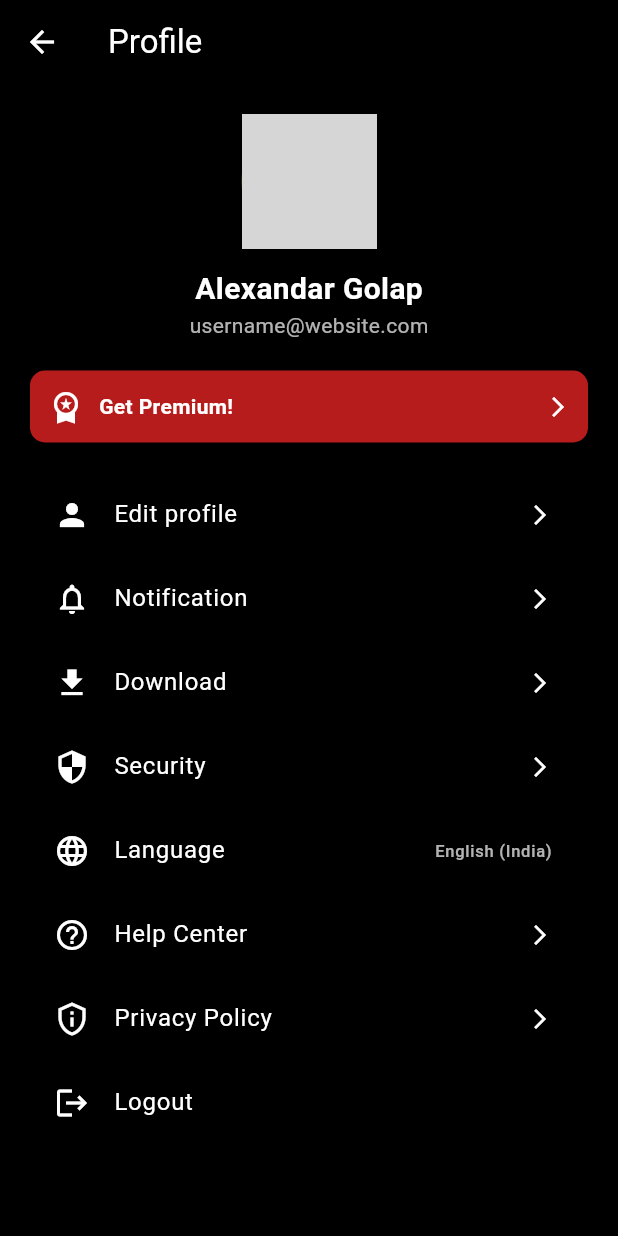
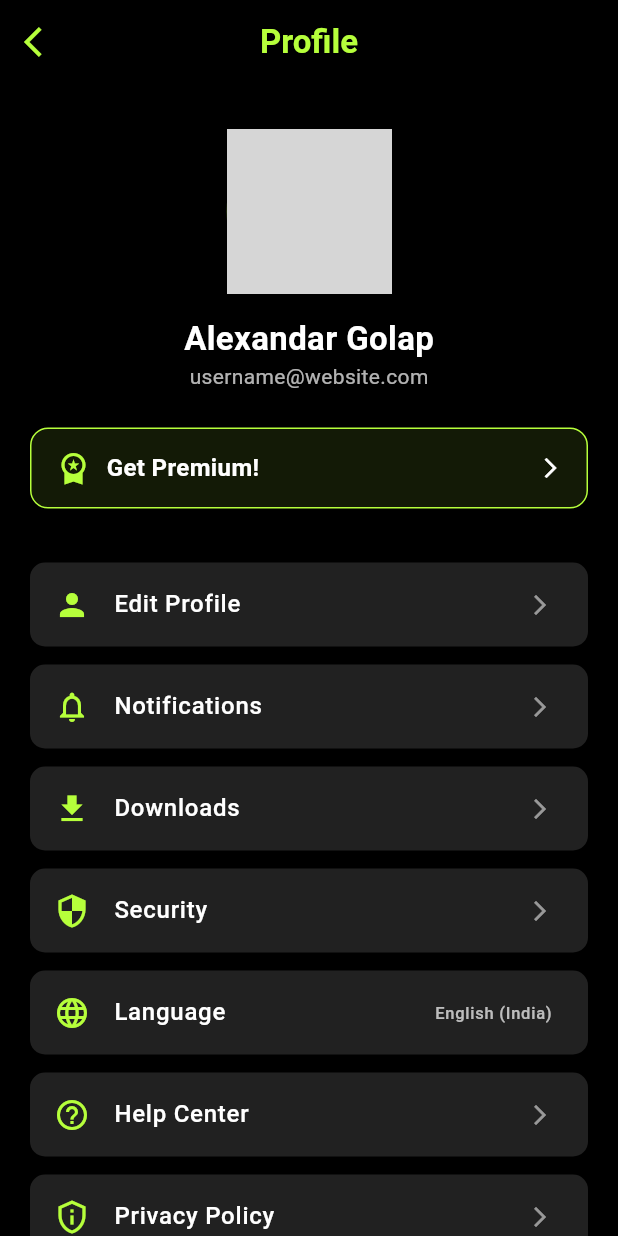
Before and after one commit to quickrundeveloper-a11y/ott_app, a Flutter app: the ProfilePage screen opened directly, on a phone screen of 412 x 824 dp. Run offline on Flutter 3.47's test engine with Material 3 defaults, Android fonts, the phone set to English and light mode, and no system bars; our stand-ins replace cloud_firestore, firebase_auth, firebase_core, google_sign_in, shared_preferences; accounts and stored records are empty; grey boxes are pictures that could not be loaded.

Commit message:
code update

```diff
--- a/lib/screens/profile_screen.dart
+++ b/lib/screens/profile_screen.dart
@@ -7,9 +7,8 @@ class ProfilePage extends StatelessWidget {
 
   Future<void> _logout(BuildContext context) async {
     final SharedPreferences prefs = await SharedPreferences.getInstance();
-    await prefs.clear(); // 🔹 remove all saved data
+    await prefs.clear(); // Clear all saved user data
 
-    // 🔹 Navigate to login screen and remove all previous routes
     if (context.mounted) {
       Navigator.pushAndRemoveUntil(
         context,
@@ -21,76 +20,89 @@ class ProfilePage extends StatelessWidget {
 
   @override
   Widget build(BuildContext context) {
+    const limeColor = Color(0xFFB6FF3B);
+
     return Scaffold(
       backgroundColor: Colors.black,
       appBar: AppBar(
         backgroundColor: Colors.black,
         elevation: 0,
         leading: IconButton(
-          icon: const Icon(Icons.arrow_back, color: Colors.white),
+          icon: const Icon(Icons.arrow_back_ios, color: limeColor),
           onPressed: () => Navigator.pop(context),
         ),
         title: const Text(
           "Profile",
-          style: TextStyle(color: Colors.white),
+          style: TextStyle(
+            color: limeColor,
+            fontWeight: FontWeight.bold,
+          ),
         ),
-        centerTitle: false,
+        centerTitle: true,
       ),
       body: Padding(
         padding: const EdgeInsets.symmetric(horizontal: 20),
         child: SingleChildScrollView(
           child: Column(
             children: [
-              const SizedBox(height: 20),
+              const SizedBox(height: 30),
+
+              // Profile Avatar
               Stack(
                 alignment: Alignment.center,
                 children: [
                   const CircleAvatar(
-                    radius: 45,
-                    backgroundImage: AssetImage('assets/user.jpg'), // replace with your image
+                    radius: 55,
+                    backgroundImage: AssetImage('assets/user.jpg'),
                   ),
                   Positioned(
-                    bottom: 0,
+                    bottom: 2,
+                    right: 4,
                     child: CircleAvatar(
-                      backgroundColor: Colors.red,
-                      radius: 16,
-                      child: const Icon(Icons.edit, color: Colors.white, size: 18),
+                      backgroundColor: limeColor,
+                      radius: 18,
+                      child: const Icon(Icons.edit, color: Colors.black, size: 18),
                     ),
                   ),
                 ],
               ),
-              const SizedBox(height: 12),
+
+              const SizedBox(height: 14),
               const Text(
                 "Alexandar Golap",
                 style: TextStyle(
                   color: Colors.white,
-                  fontSize: 20,
+                  fontSize: 22,
                   fontWeight: FontWeight.bold,
                 ),
               ),
               const Text(
                 "username@website.com",
-                style: TextStyle(color: Colors.white70),
+                style: TextStyle(color: Colors.white70, fontSize: 14),
               ),
-              const SizedBox(height: 20),
+              const SizedBox(height: 24),
+
+              // Premium Section
               Container(
                 decoration: BoxDecoration(
-                  color: Colors.red.shade900,
-                  borderRadius: BorderRadius.circular(10),
+                  color: limeColor.withOpacity(0.1),
+                  borderRadius: BorderRadius.circular(12),
+                  border: Border.all(color: limeColor, width: 1),
                 ),
-                padding: const EdgeInsets.all(12),
+                padding: const EdgeInsets.symmetric(vertical: 14, horizontal: 16),
                 child: Row(
                   mainAxisAlignment: MainAxisAlignment.spaceBetween,
                   children: const [
                     Row(
                       children: [
-                        Icon(Icons.workspace_premium, color: Colors.white),
+                        Icon(Icons.workspace_premium, color: Color(0xFFB6FF3B)),
                         SizedBox(width: 10),
                         Text(
                           "Get Premium!",
                           style: TextStyle(
                             color: Colors.white,
-                            fontWeight: FontWeight.bold,
+                            fontWeight: FontWeight.w600,
+                            fontSize: 16,
                           ),
                         ),
                       ],
@@ -99,23 +111,31 @@ class ProfilePage extends StatelessWidget {
                   ],
                 ),
               ),
-              const SizedBox(height: 20),
-              _buildMenuItem(Icons.person, "Edit profile"),
-              _buildMenuItem(Icons.notifications_none, "Notification"),
-              _buildMenuItem(Icons.download, "Download"),
+
+              const SizedBox(height: 30),
+
+              // Menu Items
+              _buildMenuItem(Icons.person, "Edit Profile"),
+              _buildMenuItem(Icons.notifications_none, "Notifications"),
+              _buildMenuItem(Icons.download, "Downloads"),
               _buildMenuItem(Icons.security, "Security"),
               _buildMenuItem(Icons.language, "Language", trailing: "English (India)"),
               _buildMenuItem(Icons.help_outline, "Help Center"),
               _buildMenuItem(Icons.privacy_tip_outlined, "Privacy Policy"),
+
+              const SizedBox(height: 10),
+
+              // Logout Button
               ListTile(
-                leading: const Icon(Icons.logout, color: Colors.white),
+                leading: const Icon(Icons.logout, color: limeColor),
                 title: const Text(
                   "Logout",
-                  style: TextStyle(color: Colors.white),
+                  style: TextStyle(color: limeColor, fontWeight: FontWeight.bold),
                 ),
-                onTap: () => _logout(context), // 🔹 call logout
+                onTap: () => _logout(context),
               ),
-              const SizedBox(height: 30),
+
+              const SizedBox(height: 40),
             ],
           ),
         ),
@@ -124,13 +144,28 @@ class ProfilePage extends StatelessWidget {
   }
 
   static Widget _buildMenuItem(IconData icon, String title, {String? trailing}) {
-    return ListTile(
-      leading: Icon(icon, color: Colors.white),
-      title: Text(title, style: const TextStyle(color: Colors.white)),
-      trailing: trailing != null
-          ? Text(trailing, style: const TextStyle(color: Colors.white70))
-          : const Icon(Icons.arrow_forward_ios, color: Colors.white, size: 16),
-      onTap: () {},
+    const limeColor = Color(0xFFB6FF3B);
+
+    return Container(
+      margin: const EdgeInsets.symmetric(vertical: 6),
+      decoration: BoxDecoration(
+        color: Colors.grey[900],
+        borderRadius: BorderRadius.circular(10),
+      ),
+      child: ListTile(
+        leading: Icon(icon, color: limeColor),
+        title: Text(
+          title,
+          style: const TextStyle(color: Colors.white, fontWeight: FontWeight.w500),
+        ),
+        trailing: trailing != null
+            ? Text(
+          trailing,
+          style: const TextStyle(color: Colors.white70),
+        )
+            : const Icon(Icons.arrow_forward_ios, color: Colors.white54, size: 16),
+        onTap: () {},
+      ),
     );
   }
 }
--- a/lib/series_details.dart
+++ b/lib/series_details.dart
@@ -5,7 +5,8 @@ import 'package:flutter/material.dart';
 // Add the images used here to your pubspec.yaml under assets and provide the correct paths.
 
 class seriesdetails extends StatefulWidget {
-  const seriesdetails({Key? key}) : super(key: key);
+  final String? videoId;
+  const seriesdetails({Key? key,this.videoId}) : super(key: key);
 
   @override
   _seriesdetailsState createState() => _seriesdetailsState();
@@ -180,7 +181,7 @@ class _seriesdetailsState extends State<seriesdetails>
         crossAxisAlignment: CrossAxisAlignment.start,
         children: [
           const Text(
-            'Stranger Things',
+            "Stranger Things",
             style: TextStyle(
                 color: Colors.white, fontSize: 26, fontWeight: FontWeight.bold),
           ),
```
Also changed, not shown: lib/movie_details.dart (+192 -117 lines), lib/screens/home_screen.dart (+29 -7 lines).
